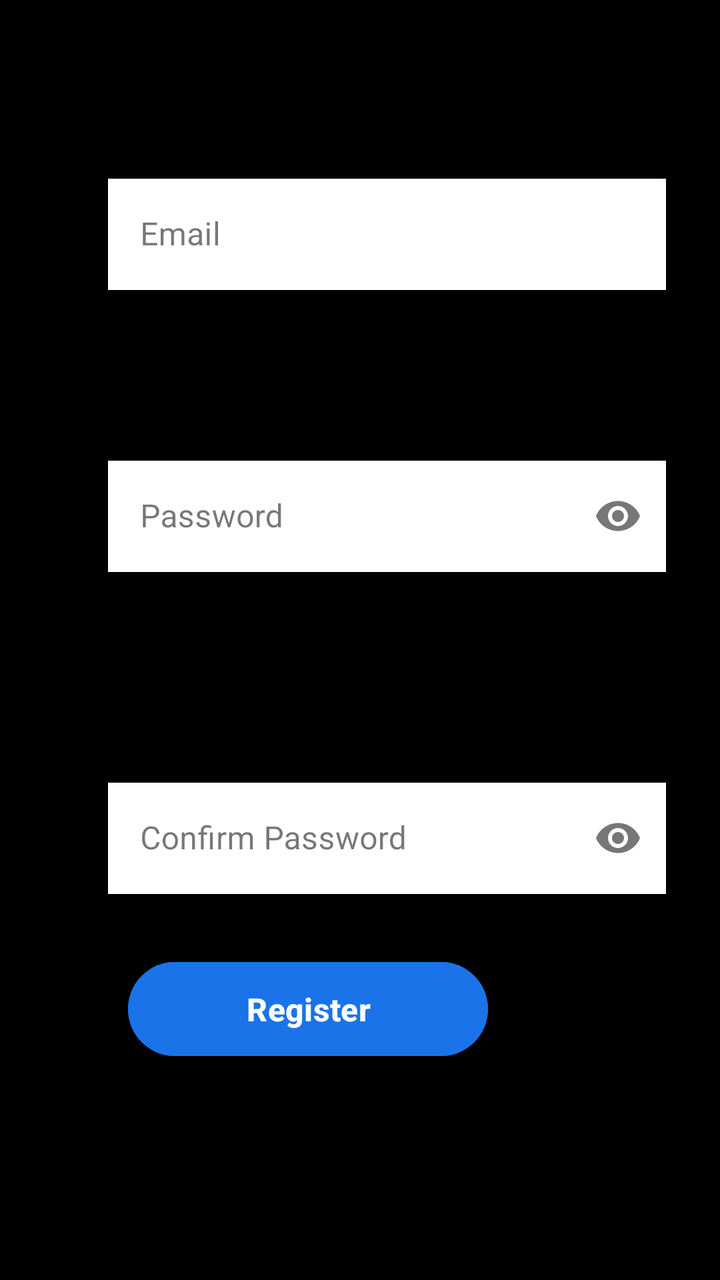
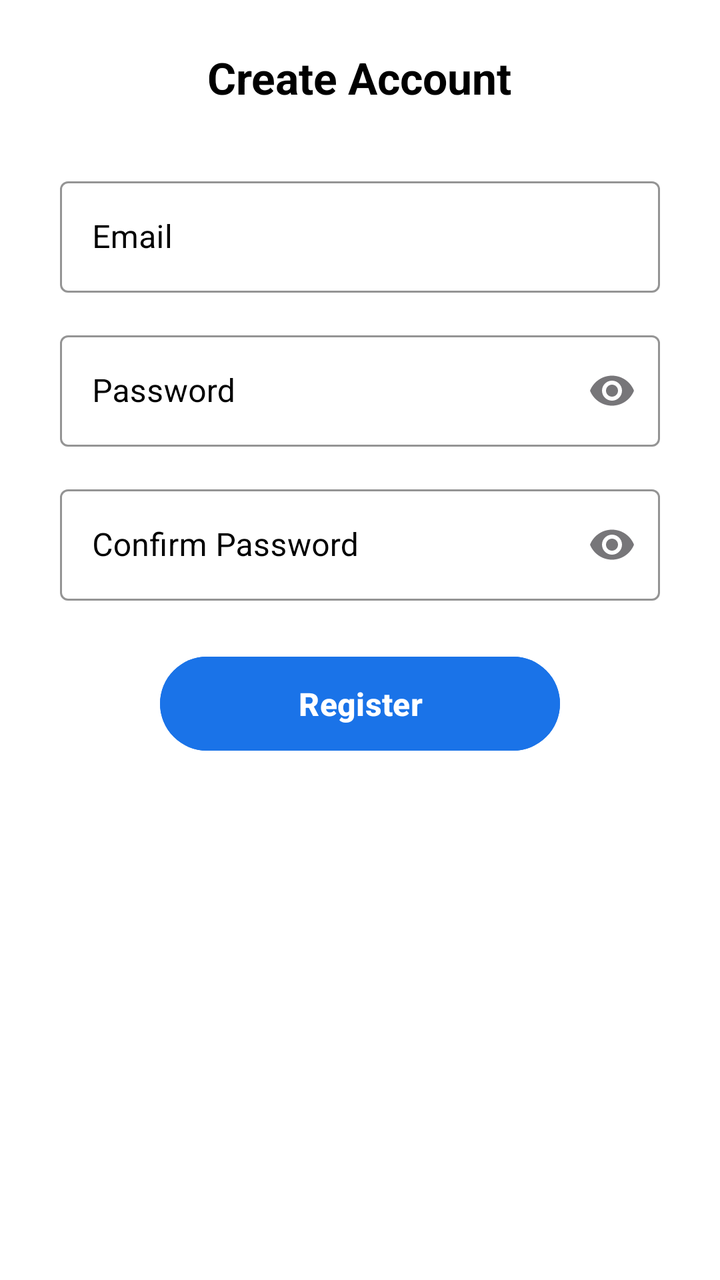

The first picture is an Android layout as it rendered before a commit; the second is the same layout after the commit. The layout source and the unified diff follow.
<!-- AndroidManifest.xml: application theme Theme.App -->
<!-- res/layout/activity_register.xml -->
<ScrollView xmlns:android="http://schemas.android.com/apk/res/android"
    xmlns:app="http://schemas.android.com/apk/res-auto"
    android:layout_width="match_parent"
    android:layout_height="match_parent"
    android:background="#000000">

    <LinearLayout
        android:id="@+id/main"
        android:layout_width="match_parent"
        android:layout_height="match_parent"
        android:orientation="vertical"
        android:padding="24dp">

        
        <com.google.android.material.textfield.TextInputLayout
            android:layout_marginTop="60dp"
            android:layout_width="match_parent"
            android:layout_height="wrap_content"
            android:hint="Email"
            style="@style/Widget.MaterialComponents.TextInputLayout.OutlinedBox">

            <com.google.android.material.textfield.TextInputEditText
                android:id="@+id/edtEmail"
                android:background="#FFFF"
                android:layout_marginStart="30dp"
                android:layout_marginEnd="3dp"
                android:layout_width="match_parent"
                android:layout_height="wrap_content"
                android:inputType="textEmailAddress"/>
        </com.google.android.material.textfield.TextInputLayout>

        
        <com.google.android.material.textfield.TextInputLayout
            android:layout_width="match_parent"
            android:layout_height="wrap_content"
            android:hint="Password"
            android:layout_marginTop="80dp"
            app:endIconMode="password_toggle"
            style="@style/Widget.MaterialComponents.TextInputLayout.OutlinedBox">

            <com.google.android.material.textfield.TextInputEditText
                android:id="@+id/edtPass"
                android:background="#FFFF"
                android:layout_marginStart="30dp"
                android:layout_marginEnd="3dp"
                android:layout_width="match_parent"
                android:layout_height="wrap_content"
                android:inputType="textPassword"/>
        </com.google.android.material.textfield.TextInputLayout>

        
        <com.google.android.material.textfield.TextInputLayout
            android:layout_width="match_parent"
            android:layout_height="wrap_content"
            android:hint="Confirm Password"
            android:layout_marginTop="100dp"
            app:endIconMode="password_toggle"
            style="@style/Widget.MaterialComponents.TextInputLayout.OutlinedBox">

            <com.google.android.material.textfield.TextInputEditText
                android:id="@+id/edtPass2"
                android:background="#FFFF"
                android:layout_marginEnd="3dp"
                android:layout_marginStart="30dp"
                android:layout_width="match_parent"
                android:layout_height="wrap_content"
                android:inputType="textPassword"/>
        </com.google.android.material.textfield.TextInputLayout>

        
        <Button
            android:id="@+id/Reg"
            android:layout_width="180dp"
            android:layout_height="55dp"
            android:text="Register"
            android:textSize="16sp"
            android:layout_marginStart="40dp"
            android:textStyle="bold"
            android:layout_marginTop="30dp"
            android:backgroundTint="#1A73E8"
            android:textColor="@android:color/white"/>

    </LinearLayout>

</ScrollView>
<!-- resources referenced by this layout -->
<resources>
  <style name="Theme.App" parent="Base.Theme.App" />
  <style name="Base.Theme.App" parent="Theme.Material3.DayNight.NoActionBar">
          <item name="colorPrimary">#1A73E8</item>
  
      </style>
</resources>

<!-- the commit's change to res/layout/activity_register.xml (unified diff, before → after) -->
@@ -2,81 +2,93 @@
     xmlns:app="http://schemas.android.com/apk/res-auto"
     android:layout_width="match_parent"
     android:layout_height="match_parent"
-    android:background="#000000">
+    android:background="@android:color/white">
 
     <LinearLayout
         android:id="@+id/main"
         android:layout_width="match_parent"
-        android:layout_height="match_parent"
+        android:layout_height="wrap_content"
         android:orientation="vertical"
-        android:padding="24dp">
+        android:padding="24dp"
+        android:gravity="center_horizontal">
+
+        
+        <TextView
+            android:layout_width="wrap_content"
+            android:layout_height="wrap_content"
+            android:text="Create Account"
+            android:textSize="22sp"
+            android:textStyle="bold"
+            android:textColor="@android:color/black"
+            android:layout_marginBottom="32dp"/>
 
         
         <com.google.android.material.textfield.TextInputLayout
-            android:layout_marginTop="60dp"
-            android:layout_width="match_parent"
+            android:layout_width="300dp"
             android:layout_height="wrap_content"
+            android:textColorHint="@color/black"
             android:hint="Email"
-            style="@style/Widget.MaterialComponents.TextInputLayout.OutlinedBox">
+            style="@style/Widget.MaterialComponents.TextInputLayout.OutlinedBox"
+            app:boxStrokeColor="@android:color/black"
+            app:hintTextColor="@android:color/black">
 
             <com.google.android.material.textfield.TextInputEditText
                 android:id="@+id/edtEmail"
-                android:background="#FFFF"
-                android:layout_marginStart="30dp"
-                android:layout_marginEnd="3dp"
                 android:layout_width="match_parent"
                 android:layout_height="wrap_content"
+                android:textColor="@android:color/black"
                 android:inputType="textEmailAddress"/>
         </com.google.android.material.textfield.TextInputLayout>
 
         
         <com.google.android.material.textfield.TextInputLayout
-            android:layout_width="match_parent"
+            android:layout_width="300dp"
             android:layout_height="wrap_content"
+            android:textColorHint="@color/black"
             android:hint="Password"
-            android:layout_marginTop="80dp"
+            android:layout_marginTop="16dp"
             app:endIconMode="password_toggle"
-            style="@style/Widget.MaterialComponents.TextInputLayout.OutlinedBox">
+            style="@style/Widget.MaterialComponents.TextInputLayout.OutlinedBox"
+            app:boxStrokeColor="@android:color/black"
+            app:hintTextColor="@android:color/black">
 
             <com.google.android.material.textfield.TextInputEditText
                 android:id="@+id/edtPass"
-                android:background="#FFFF"
-                android:layout_marginStart="30dp"
-                android:layout_marginEnd="3dp"
                 android:layout_width="match_parent"
                 android:layout_height="wrap_content"
+                android:textColor="@android:color/black"
                 android:inputType="textPassword"/>
         </com.google.android.material.textfield.TextInputLayout>
 
         
         <com.google.android.material.textfield.TextInputLayout
-            android:layout_width="match_parent"
+            android:layout_width="300dp"
             android:layout_height="wrap_content"
             android:hint="Confirm Password"
-            android:layout_marginTop="100dp"
+            android:textColorHint="@color/black"
+            android:layout_marginTop="16dp"
             app:endIconMode="password_toggle"
-            style="@style/Widget.MaterialComponents.TextInputLayout.OutlinedBox">
+            style="@style/Widget.MaterialComponents.TextInputLayout.OutlinedBox"
+            app:boxStrokeColor="@android:color/black"
+            app:hintTextColor="@android:color/black">
 
             <com.google.android.material.textfield.TextInputEditText
                 android:id="@+id/edtPass2"
-                android:background="#FFFF"
-                android:layout_marginEnd="3dp"
-                android:layout_marginStart="30dp"
                 android:layout_width="match_parent"
                 android:layout_height="wrap_content"
+                android:textColor="@android:color/black"
                 android:inputType="textPassword"/>
         </com.google.android.material.textfield.TextInputLayout>
 
         
         <Button
             android:id="@+id/Reg"
-            android:layout_width="180dp"
+            android:layout_width="200dp"
             android:layout_height="55dp"
             android:text="Register"
             android:textSize="16sp"
-            android:layout_marginStart="40dp"
             android:textStyle="bold"
-            android:layout_marginTop="30dp"
+            android:layout_marginTop="24dp"
             android:backgroundTint="#1A73E8"
             android:textColor="@android:color/white"/>
 
<!-- resource entries referenced after the edit -->
@@ -1,9 +1,11 @@
 <!-- resources referenced by this layout -->
 <resources>
+  <color name="black">#FF000000</color>
   <style name="Theme.App" parent="Base.Theme.App" />
   <style name="Base.Theme.App" parent="Theme.Material3.DayNight.NoActionBar">
           <item name="colorPrimary">#1A73E8</item>
   
+  
       </style>
 </resources>
 
